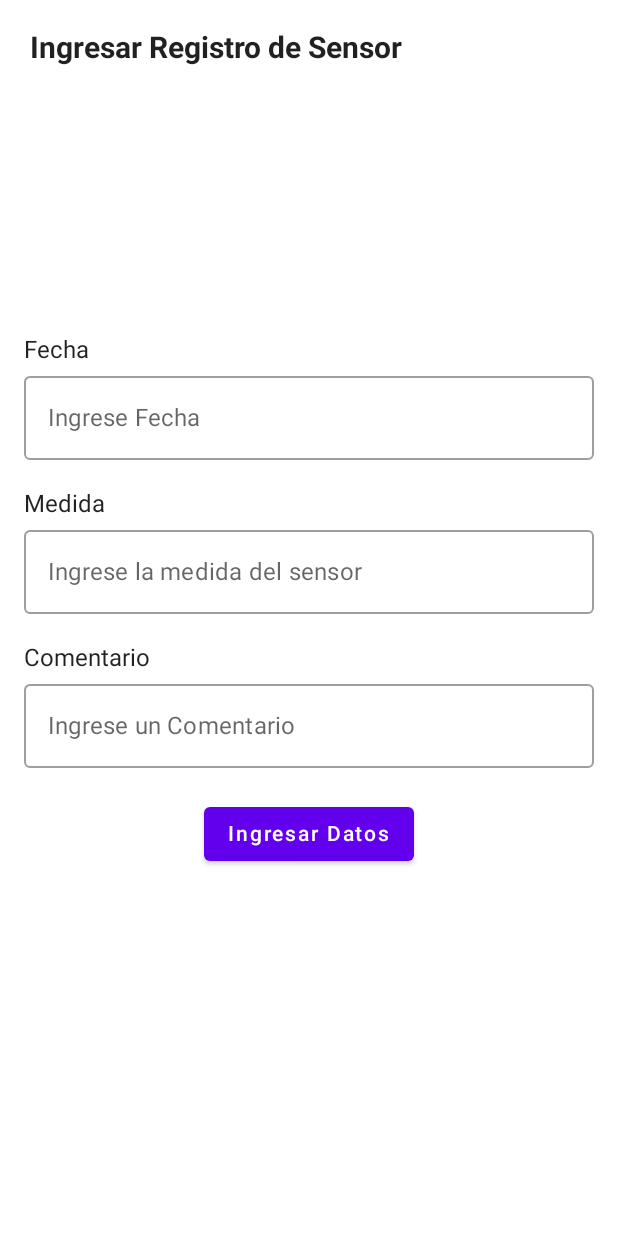
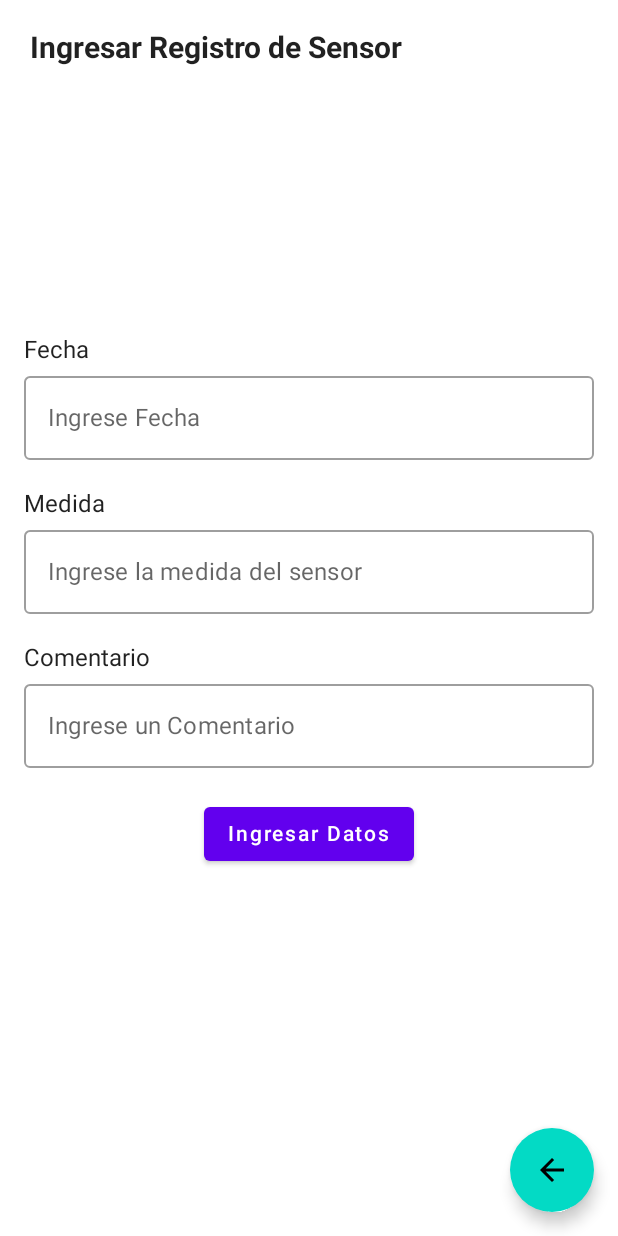
Before and after one commit to rtitod/proyecto_DANP_Sensor, an Android app built with Jetpack Compose: the screen it shows after launch (MainActivity), after a tap on "Ingresar Datos a la Nube", on a phone screen of 412 x 824 dp. Run offline under Robolectric (Android 15) with nearby library versions, the phone set to English and light mode, and no system bars.

Commit message:
second commit

```diff
--- a/Proyecto_DANP/app/src/main/java/com/example/proyecto_danp/screens/Formulario.kt
+++ b/Proyecto_DANP/app/src/main/java/com/example/proyecto_danp/screens/Formulario.kt
@@ -1,15 +1,22 @@
 package com.example.proyecto_danp.screens
 
 import androidx.compose.foundation.layout.*
+import androidx.compose.foundation.text.KeyboardOptions
 import androidx.compose.material.Button
+import androidx.compose.material.FloatingActionButton
+import androidx.compose.material.Icon
 import androidx.compose.material.OutlinedTextField
+import androidx.compose.material.Scaffold
 import androidx.compose.material.Text
+import androidx.compose.material.icons.Icons
+import androidx.compose.material.icons.filled.ArrowBack
 import androidx.compose.runtime.*
 import androidx.compose.ui.Alignment
 import androidx.compose.ui.Modifier
 import androidx.compose.ui.platform.LocalContext
 import androidx.compose.ui.text.TextStyle
 import androidx.compose.ui.text.font.FontWeight
+import androidx.compose.ui.text.input.KeyboardType
 import androidx.compose.ui.unit.dp
 import androidx.compose.ui.unit.sp
 import androidx.navigation.NavHostController
@@ -23,6 +30,13 @@ import kotlinx.coroutines.withContext
 @Composable
 fun Formulario(navController: NavHostController) {
     val context = LocalContext.current
+    Scaffold(
+        floatingActionButton = {
+            FloatingActionButton(onClick = { navController.popBackStack() }) {
+                Icon(Icons.Filled.ArrowBack, contentDescription = "Atrás")
+            }
+        }
+    ) {
     Column {
         Text(
             text = "Ingresar Registro de Sensor",
@@ -63,7 +77,8 @@ fun Formulario(navController: NavHostController) {
             value = medida,
             onValueChange = { medida = it },
             label = { Text("Ingrese la medida del sensor") },
-            modifier = Modifier.fillMaxWidth()
+            modifier = Modifier.fillMaxWidth(),
+            keyboardOptions = KeyboardOptions(keyboardType = KeyboardType.Number)
         )
         Spacer(modifier = Modifier.height(20.dp))
         Text(
@@ -101,3 +116,4 @@ fun Formulario(navController: NavHostController) {
         }
     }
 }
+}
```
Also changed, not shown: Proyecto_DANP/app/src/main/java/com/example/proyecto_danp/screens/Consulta.kt (+14 -0 lines).
